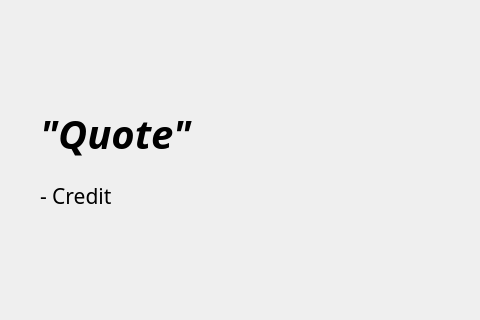
Qt form rsrc/ui/home.ui (chanongul/Booque) before a commit; both pictures show x 0 to 480 and y 192 to 512 of the 1200 by 690 pixel window.
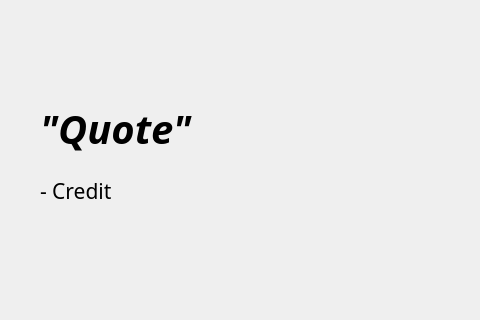
The same form after that commit.

What changed in the file:
```diff
--- a/rsrc/ui/home.ui
+++ b/rsrc/ui/home.ui
@@ -33,7 +33,7 @@
     <number>30</number>
    </property>
    <property name="bottomMargin">
-    <number>20</number>
+    <number>30</number>
    </property>
    <item>
     <layout class="QVBoxLayout" name="verticalLayout_4">
@@ -193,7 +193,7 @@
         <x>0</x>
         <y>0</y>
         <width>498</width>
-        <height>670</height>
+        <height>660</height>
        </rect>
       </property>
       <property name="maximumSize">
```
Left out of the diff: 26 changed lines with no effect on the pictures.
